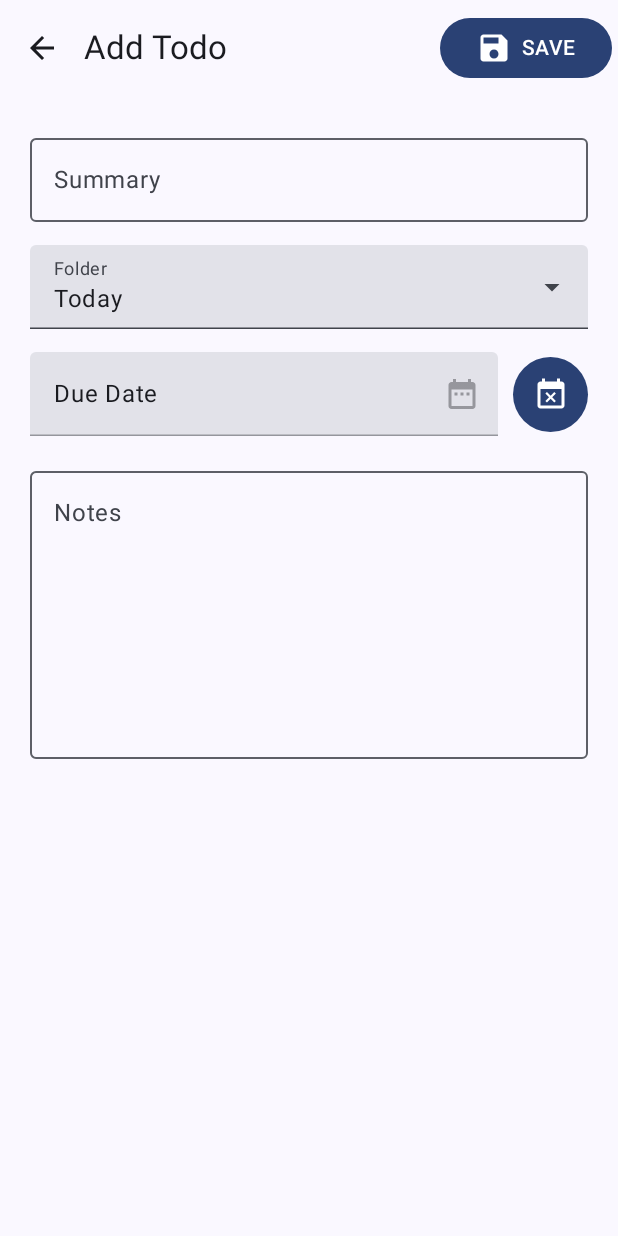
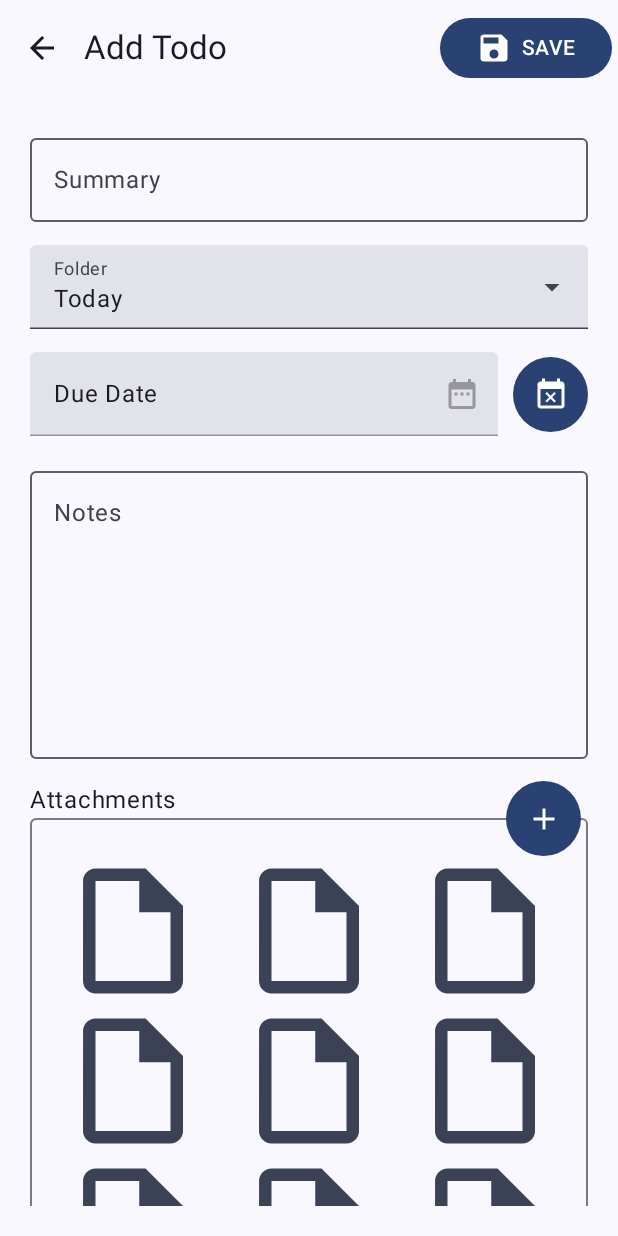
Before and after one commit to Cromana22/mod005452-p110136416-ele010, an Android app built with Jetpack Compose: the TodoList screen opened through its navigation route, after a tap on "Click to add your first todo!", on a phone screen of 412 x 824 dp. Run offline under Robolectric (Android 15) with nearby library versions, the phone set to English and light mode, and no system bars; our stand-ins replace Room's generated code, livedata-compose; libraries missing offline, so code that uses them is left out: com.marosseleng.compose.

Commit message:
attachments layout done

```diff
--- a/Flexitodo/app/src/main/java/com/example/flexitodo/components/CollapsibleList.kt
+++ b/Flexitodo/app/src/main/java/com/example/flexitodo/components/CollapsibleList.kt
@@ -175,12 +175,11 @@ fun ExpandableView(todoItemsList: List<TodoItem>, isExpanded: Boolean, navContro
                         ){
                             if (item.itemNotes != "" && item.itemNotes != null) {
                                 Icon(
-                                    painter = painterResource(id = R.drawable.baseline_note_24),
+                                    painter = painterResource(id = R.drawable.baseline_insert_drive_file_24),
                                     contentDescription = null,
                                     tint = MaterialTheme.colorScheme.onBackground,
                                     modifier = Modifier
                                         .fillMaxHeight()
-                                        .defaultMinSize(28.dp, 28.dp)
                                 )
                             }
                         }
--- a/Flexitodo/app/src/main/java/com/example/flexitodo/screens/Add_Edit_Todo.kt
+++ b/Flexitodo/app/src/main/java/com/example/flexitodo/screens/Add_Edit_Todo.kt
@@ -4,7 +4,10 @@ import android.annotation.SuppressLint
 import androidx.compose.foundation.clickable
 import androidx.compose.foundation.layout.*
 import androidx.compose.foundation.lazy.LazyColumn
+import androidx.compose.foundation.lazy.grid.GridCells
+import androidx.compose.foundation.lazy.grid.LazyVerticalGrid
 import androidx.compose.foundation.shape.CircleShape
+import androidx.compose.foundation.shape.RoundedCornerShape
 import androidx.compose.material.icons.Icons
 import androidx.compose.material.icons.filled.*
 import androidx.compose.material3.*
@@ -15,6 +18,7 @@ import androidx.compose.ui.ExperimentalComposeUiApi
 import androidx.compose.ui.Modifier
 import androidx.compose.ui.res.painterResource
 import androidx.compose.ui.unit.dp
+import androidx.compose.ui.zIndex
 import androidx.navigation.NavController
 import com.example.flexitodo.*
 import com.example.flexitodo.R
@@ -41,7 +45,7 @@ fun AddEditTodo(navController: NavController, viewModel: DatabaseViewModel, todo
                     DeleteConfirm(newTodoViewModel, navController, todoId, viewModel)
                 }
 
-                ContentAddNew(viewModel, todoId, newTodoViewModel)
+                ContentAddEdit(viewModel, todoId, newTodoViewModel)
             }
         }
     )
@@ -119,7 +123,7 @@ fun TopAppBarAddNew(navController: NavController, todoId: Long?, newTodoViewMode
 @OptIn(ExperimentalComposeUiApi::class)
 @ExperimentalMaterial3Api
 @Composable
-fun ContentAddNew(viewModel: DatabaseViewModel, todoId: Long?, newTodoViewModel: NewTodoViewModel) {
+fun ContentAddEdit(viewModel: DatabaseViewModel, todoId: Long?, newTodoViewModel: NewTodoViewModel) {
     val todoItem: State<TodoItem?>
     val expanded = remember { mutableStateOf(false) }
     val datePickerShown = remember { mutableStateOf(false) }
@@ -222,6 +226,51 @@ fun ContentAddNew(viewModel: DatabaseViewModel, todoId: Long?, newTodoViewModel:
                         .height(200.dp)
                 )
             }  //Notes Field
+            item(5){
+                Column{
+                    Row{
+                        Text("Attachments")
+                    }
+                    Box{
+                        Button(
+                            onClick = {  },
+                            shape = CircleShape,
+                            modifier = Modifier.size(50.dp).align(Alignment.TopEnd).offset((-5).dp, (-25).dp).zIndex(1f),
+                            contentPadding = PaddingValues(0.dp)
+                        ){
+                            Icon(Icons.Filled.Add, null, tint = MaterialTheme.colorScheme.onPrimary)
+                        }
+
+                        OutlinedCard(
+                            modifier = Modifier
+                                .fillMaxWidth()
+                                .defaultMinSize(minHeight = 200.dp)
+                                .heightIn(max = 1000.dp),
+                            shape = RoundedCornerShape(4.dp)
+                        ) {
+                            LazyVerticalGrid(
+                                columns = GridCells.Adaptive(minSize = 100.dp),
+                                modifier = Modifier
+                                    .padding(top = 10.dp, bottom = 25.dp, start = 10.dp, end = 10.dp)
+                                    .offset(y = 15.dp)
+                                    .align(Alignment.CenterHorizontally)
+                            ){
+                                items(15){
+                                    Icon(
+                                        painter = painterResource(id = R.drawable.outline_insert_drive_file_24),
+                                        contentDescription = null,
+                                        tint = MaterialTheme.colorScheme.secondary,
+                                        modifier = Modifier
+                                            .fillMaxHeight()
+                                            .defaultMinSize(100.dp, 100.dp)
+                                    )
+                                }
+                            }
+
+                        }
+                    }
+                }
+            }
         }
     }
 }
--- /dev/null
+++ b/Flexitodo/app/src/main/res/drawable/baseline_insert_drive_file_24.xml
@@ -0,0 +1,5 @@
+<vector android:autoMirrored="true" android:height="24dp"
+    android:tint="#000000" android:viewportHeight="24"
+    android:viewportWidth="24" android:width="24dp" xmlns:android="http://schemas.android.com/apk/res/android">
+    <path android:fillColor="@android:color/white" android:pathData="M6,2c-1.1,0 -1.99,0.9 -1.99,2L4,20c0,1.1 0.89,2 1.99,2L18,22c1.1,0 2,-0.9 2,-2L20,8l-6,-6L6,2zM13,9L13,3.5L18.5,9L13,9z"/>
+</vector>
--- /dev/null
+++ b/Flexitodo/app/src/main/res/drawable/outline_insert_drive_file_24.xml
@@ -0,0 +1,5 @@
+<vector android:autoMirrored="true" android:height="24dp"
+    android:tint="#000000" android:viewportHeight="24"
+    android:viewportWidth="24" android:width="24dp" xmlns:android="http://schemas.android.com/apk/res/android">
+    <path android:fillColor="@android:color/white" android:pathData="M14,2H6c-1.1,0 -1.99,0.9 -1.99,2L4,20c0,1.1 0.89,2 1.99,2H18c1.1,0 2,-0.9 2,-2V8l-6,-6zM6,20V4h7v5h5v11H6z"/>
+</vector>
```
